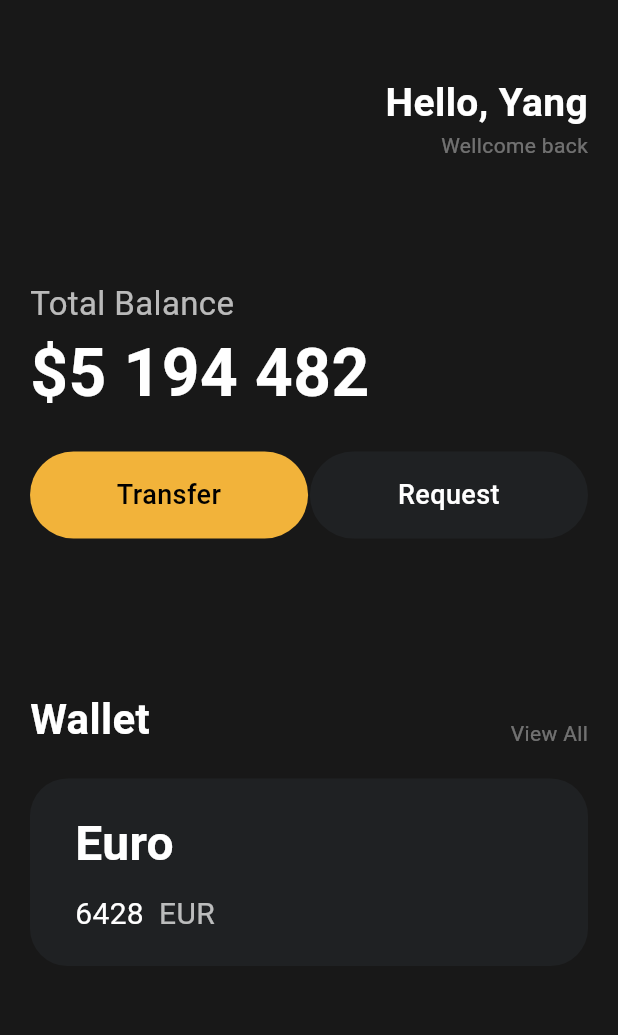
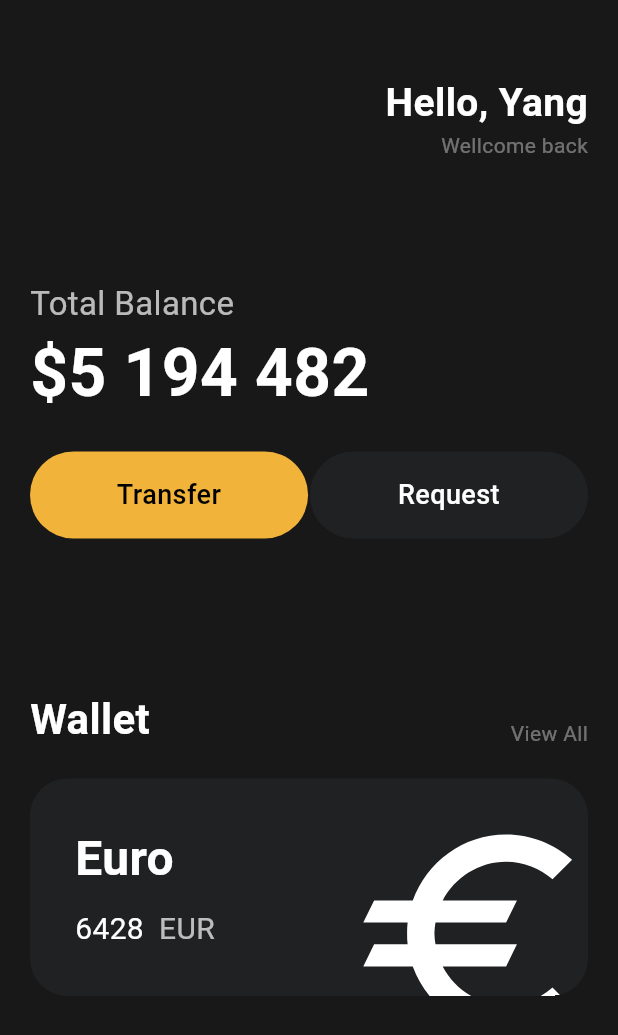
Before and after one commit to 313yang/toonflix, a Flutter app: the screen it shows after launch, on a phone screen of 412 x 824 dp. Shown: the top 1035 px of the screen. Run offline on Flutter 3.47's test engine with Material 3 defaults, Android fonts, the phone set to English and light mode, and no system bars; Roboto replaces fonts that are missing (Pretendard).

Commit message:
feat: added Icon with offset, translate

```diff
--- a/lib/main.dart
+++ b/lib/main.dart
@@ -108,16 +108,15 @@ class App extends StatelessWidget {
                   height: 20,
                 ),
                 Container(
+                  clipBehavior: Clip.hardEdge, // overflow: hidden
                   decoration: BoxDecoration(
                     color: Color(0xFF1F2123),
                     borderRadius: BorderRadius.circular(25),
                   ),
                   child: Padding(
-                      padding: const EdgeInsets.symmetric(
-                        vertical: 20,
-                        horizontal: 30,
-                      ),
+                    padding: const EdgeInsets.all(30),
                     child: Row(
+                      mainAxisAlignment: MainAxisAlignment.spaceBetween,
                       children: [
                         Column(
                           crossAxisAlignment: CrossAxisAlignment.start,
@@ -155,10 +154,22 @@ class App extends StatelessWidget {
                               ],
                             )
                           ],
+                        ),
+                        Transform.scale(
+                          scale: 2.2,
+                          child: Transform.translate(
+                            offset: Offset(-3, 14),
+                            child: Icon(
+                              Icons.euro_outlined,
+                              color: Colors.white,
+                              size: 80,
+                            ),
+                          ),
                         )
                       ],
                     ),
-                    ))
+                  ),
+                )
               ],
             ),
           )),
```
Lines whose indentation alone changed are shown as unchanged.
